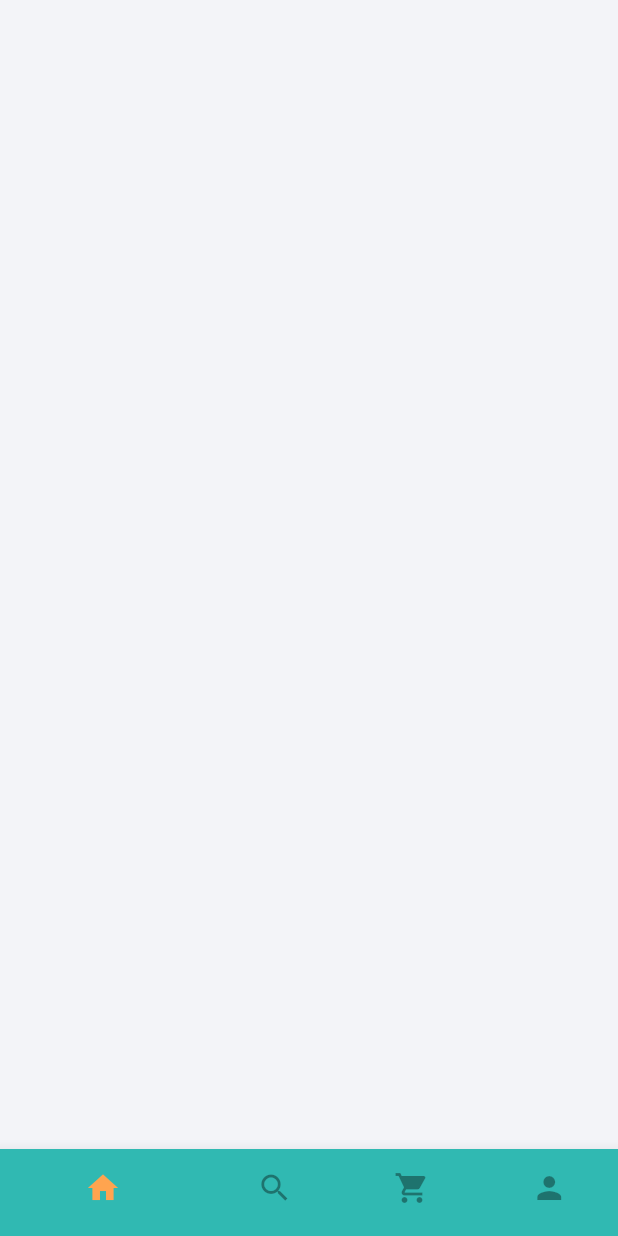
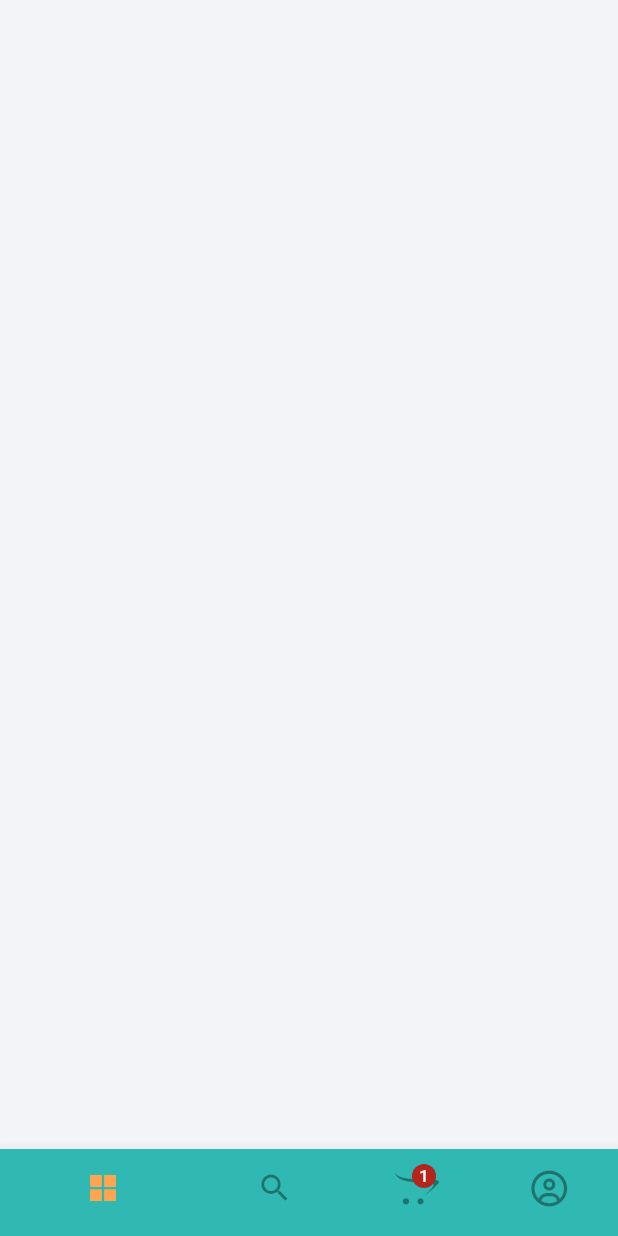
Before and after one commit to Himansi11/Food_Delivery_App, a Flutter app: the screen it shows after launch, on a phone screen of 412 x 824 dp. Run offline on Flutter 3.47's test engine with Material 3 defaults, Android fonts, the phone set to English and light mode, and no system bars; our stand-ins replace flutter_screenutil, flutter_vector_icons, get.

Commit message:
Changed code

```diff
--- a/lib/views/entrypoint.dart
+++ b/lib/views/entrypoint.dart
@@ -2,15 +2,19 @@ import 'package:flutter/material.dart';
 import 'package:foodapp/constants/constants.dart';
 import 'package:foodapp/controllers/tab_index_controller.dart';
 import 'package:get/get.dart';
+import 'package:flutter_vector_icons/flutter_vector_icons.dart';
 
 
+// ignore: must_be_immutable
 class MainScreen extends StatelessWidget {
-  const MainScreen({super.key});
+  MainScreen({super.key});
+
+  List<Widget> pageList=[];
 
   @override
   Widget build(BuildContext context) {
     final controller =Get.put(TabIndexController());
-    return Scaffold(
+    return Obx(() =>Scaffold(
       body: Stack(
         children:[
           Container(
@@ -27,17 +31,25 @@ class MainScreen extends StatelessWidget {
               unselectedIconTheme: const IconThemeData(color: Colors.black38),
               selectedIconTheme: const IconThemeData(color: kSecondary),
               onTap: (value){
-                print(value);
+                controller.setTabIndex=value;
               },
-              items: const [
-                BottomNavigationBarItem(icon: Icon(Icons.home), label:'Home'),
-                BottomNavigationBarItem(icon: Icon(Icons.search), label:'Search'),
-                BottomNavigationBarItem(icon: Icon(Icons.shopping_cart), label:'Cart'),
-                BottomNavigationBarItem(icon: Icon(Icons.person), label:'Profilr'),],
+              currentIndex: controller.tabIndex,
+              items:[
+                BottomNavigationBarItem(
+                  icon: controller.tabIndex==0 ? Icon(AntDesign.appstore1): Icon(AntDesign.appstore1), label:'Home'),
+                BottomNavigationBarItem(
+                  icon: Icon(Icons.search), label:'Search'),
+                const BottomNavigationBarItem(
+                  icon: Badge(
+                  label: Text('1'),
+                  child: Icon(FontAwesome.opencart)), label:'Cart'),
+                BottomNavigationBarItem(
+                  icon: controller.tabIndex == 3 ? const Icon(FontAwesome.user_circle): const Icon(FontAwesome.user_circle_o), label:'Profile'),],
             )),
           )
         ],
       ),
+    )
     );
   }
 }
--- a/pubspec.yaml
+++ b/pubspec.yaml
@@ -148,6 +148,7 @@ dependencies:
   yaml_edit: ^2.2.3
   flutter_screenutil: ^5.9.3
   get: ^4.7.3
+  flutter_vector_icons: ^2.0.0
 
 
 dev_dependencies:
```
Also changed, not shown: lib/views/cart/cart_page.dart (added, +17 -0 lines), lib/views/home/home_page.dart (added, +17 -0 lines), lib/views/profile/profile_page.dart (added, +17 -0 lines), lib/views/search/search_page.dart (added, +17 -0 lines), pubspec.lock.
